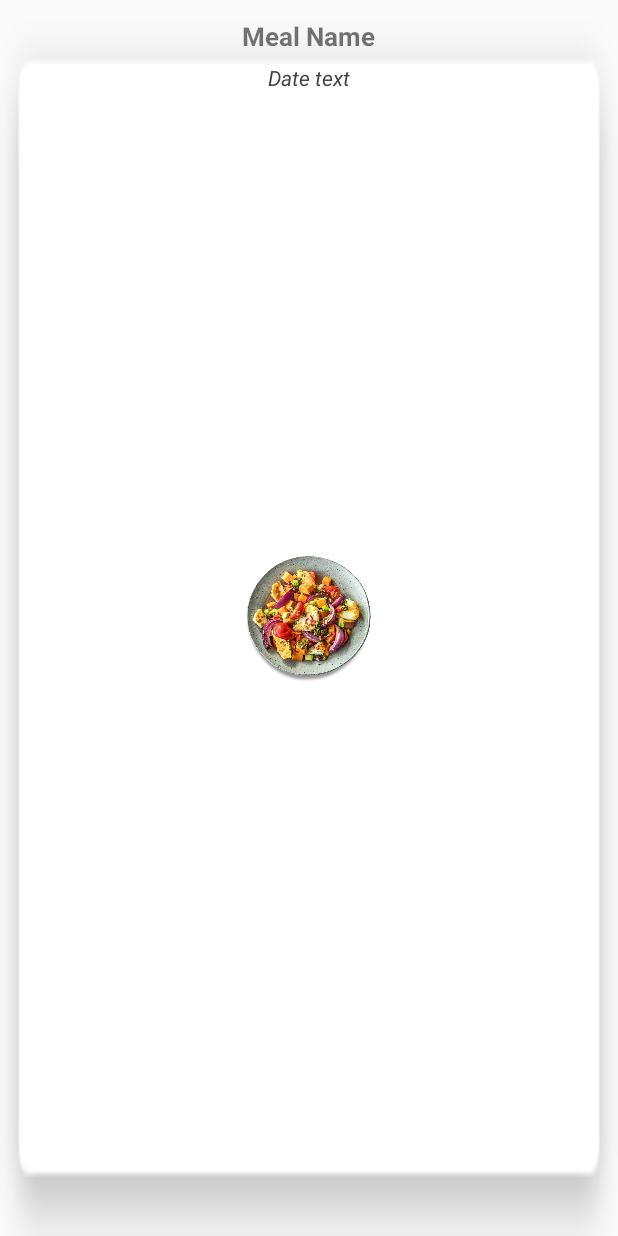
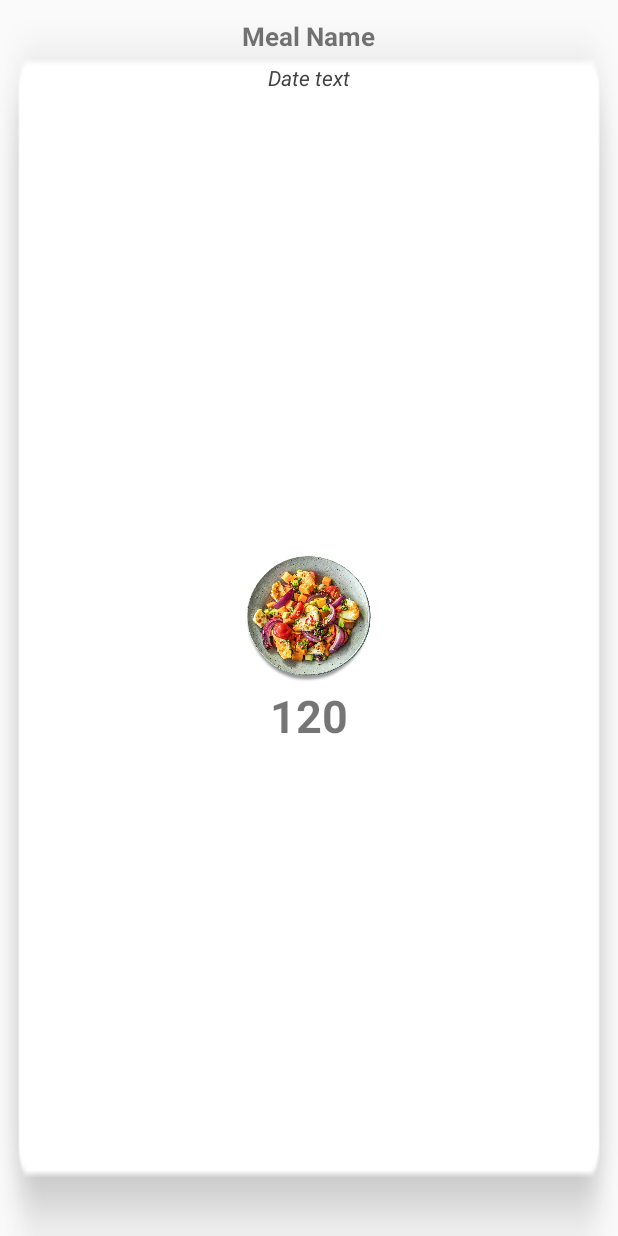
Before and after one commit to IonutPutinica/CalorieCounterAndroid, an Android app: the layout list_row.xml on its own in the app's theme, with its tools: preview values and no code run, on a phone screen of 412 x 824 dp. Run offline under Robolectric (Android 15) with nearby library versions, the phone set to English and light mode, and no system bars.

Commit message:
Added a calories text view in list row activity

```diff
--- a/app/src/main/res/layout/list_row.xml
+++ b/app/src/main/res/layout/list_row.xml
@@ -35,4 +35,16 @@
         android:src="@drawable/meal"
         android:layout_width="90dp"
         android:layout_height="90dp" />
+
+    <TextView
+        android:id="@+id/calories"
+        android:text="120"
+        android:textStyle="bold"
+        android:textSize="30sp"
+        android:layout_centerHorizontal="true"
+        android:layout_below="@+id/thumbnail"
+        android:layout_width="wrap_content"
+        android:layout_height="wrap_content" />
+
+
 </RelativeLayout>
```
